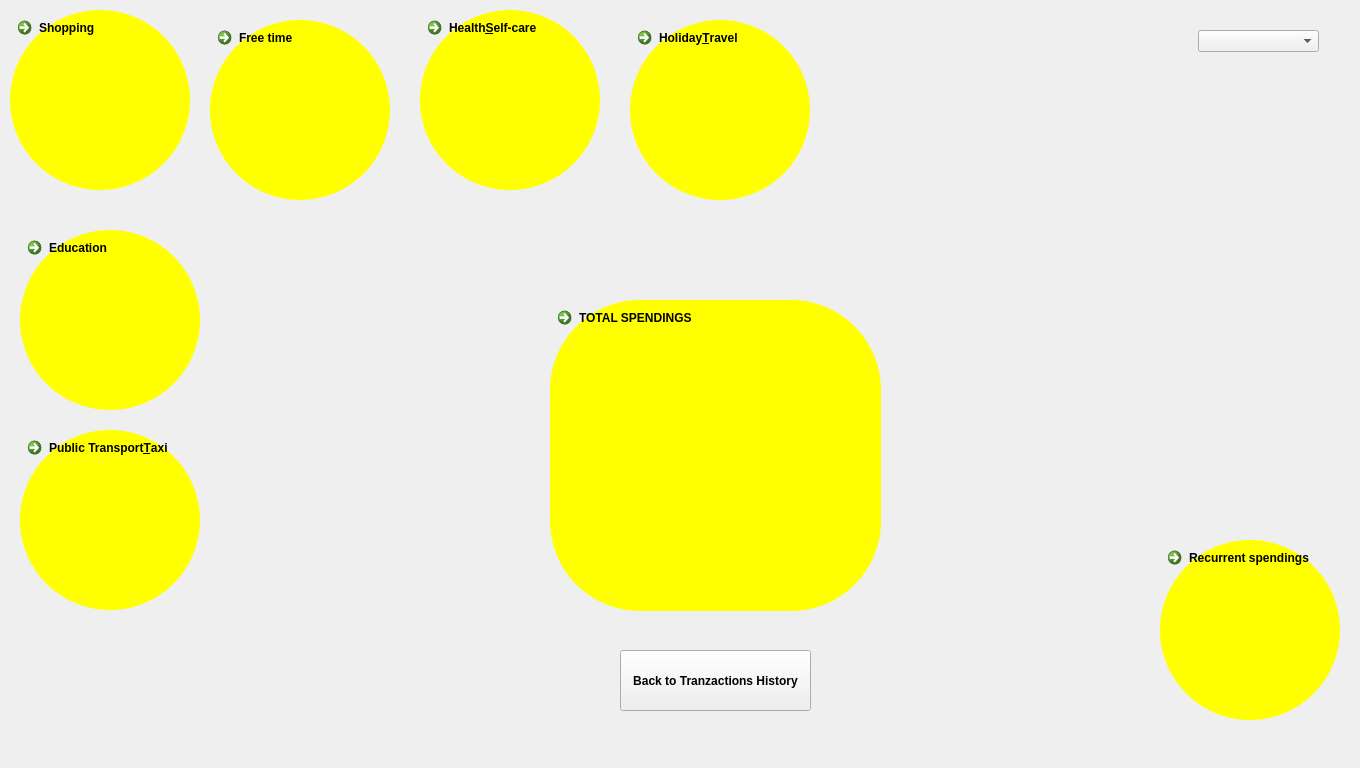
This is 3_Solution/CleverClient/dashboard.ui in georgecpp/CleverPocket as Qt 5 draws it before an edit. The edited form follows.
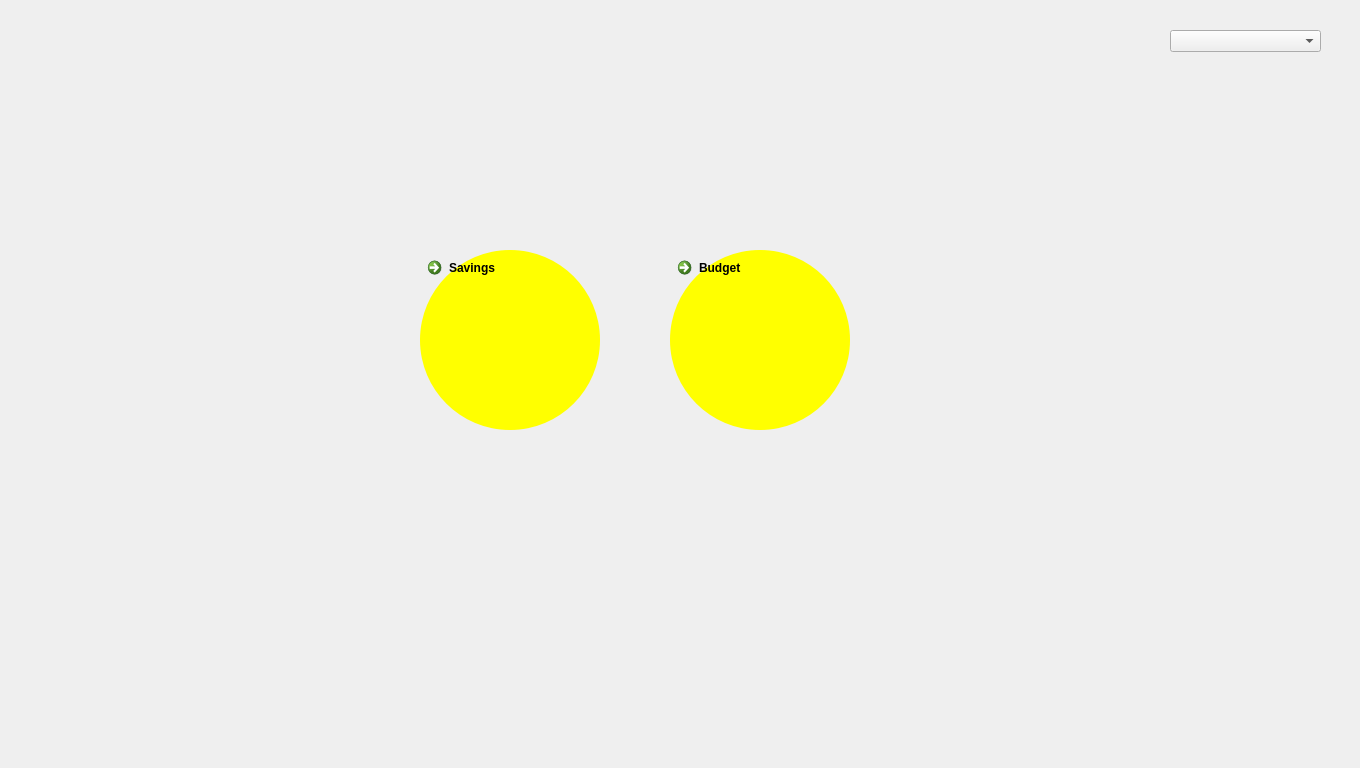
This is the edited form. The open tabs and pages were chosen to show the change.

Commit message: [Small Update]: Goals UI scheme

```diff
--- a/3_Solution/CleverClient/dashboard.ui
+++ b/3_Solution/CleverClient/dashboard.ui
@@ -1488,6 +1488,122 @@
      </property>
     </widget>
    </widget>
+   <widget class="QWidget" name="goalsPage">
+    <widget class="QComboBox" name="goalsOptions">
+     <property name="geometry">
+      <rect>
+       <x>1170</x>
+       <y>30</y>
+       <width>151</width>
+       <height>22</height>
+      </rect>
+     </property>
+    </widget>
+    <widget class="QCommandLinkButton" name="savingsCommandLinkButton">
+     <property name="geometry">
+      <rect>
+       <x>420</x>
+       <y>250</y>
+       <width>180</width>
+       <height>180</height>
+      </rect>
+     </property>
+     <property name="styleSheet">
+      <string notr="true">
+              QCommandLinkButton
+              {
+              background-color : lightgreen;
+              border-radius: 90px;
+              }
+              QCommandLinkButton::!hover
+              {
+              background-color : yellow;
+              border-radius: 90px;
+              }
+            </string>
+     </property>
+     <property name="text">
+      <string>Savings</string>
+     </property>
+    </widget>
+    <widget class="QCommandLinkButton" name="budgetCommandLinkButton">
+     <property name="geometry">
+      <rect>
+       <x>670</x>
+       <y>250</y>
+       <width>180</width>
+       <height>180</height>
+      </rect>
+     </property>
+     <property name="styleSheet">
+      <string notr="true">
+              QCommandLinkButton
+              {
+              background-color : lightgreen;
+              border-radius: 90px;
+              }
+              QCommandLinkButton::!hover
+              {
+              background-color : yellow;
+              border-radius: 90px;
+              }
+            </string>
+     </property>
+     <property name="text">
+      <string>Budget</string>
+     </property>
+    </widget>
+   </widget>
+   <widget class="QWidget" name="savingsPage">
+    <widget class="QComboBox" name="savingsOptions">
+     <property name="geometry">
+      <rect>
+       <x>1160</x>
+       <y>40</y>
+       <width>151</width>
+       <height>22</height>
+      </rect>
+     </property>
+    </widget>
+    <widget class="QPushButton" name="savingsbackToGoalsPushButton">
+     <property name="geometry">
+      <rect>
+       <x>550</x>
+       <y>660</y>
+       <width>171</width>
+       <height>51</height>
+      </rect>
+     </property>
+     <property name="text">
+      <string>Take me back to Goals</string>
+     </property>
+    </widget>
+   </widget>
+   <widget class="QWidget" name="budgetPage">
+    <widget class="QComboBox" name="budgetOptions">
+     <property name="geometry">
+      <rect>
+       <x>1160</x>
+       <y>40</y>
+       <width>151</width>
+       <height>22</height>
+      </rect>
+     </property>
+    </widget>
+    <widget class="QPushButton" name="budgetbackToGoalsPushButton">
+     <property name="geometry">
+      <rect>
+       <x>480</x>
+       <y>670</y>
+       <width>171</width>
+       <height>51</height>
+      </rect>
+     </property>
+     <property name="text">
+      <string>Take me back to Goals</string>
+     </property>
+    </widget>
+   </widget>
   </widget>
  </widget>
  <layoutdefault spacing="6" margin="11"/>
```
Left out of the diff: 4 changed lines with no effect on the pictures. The commit also changes 3 other files.
